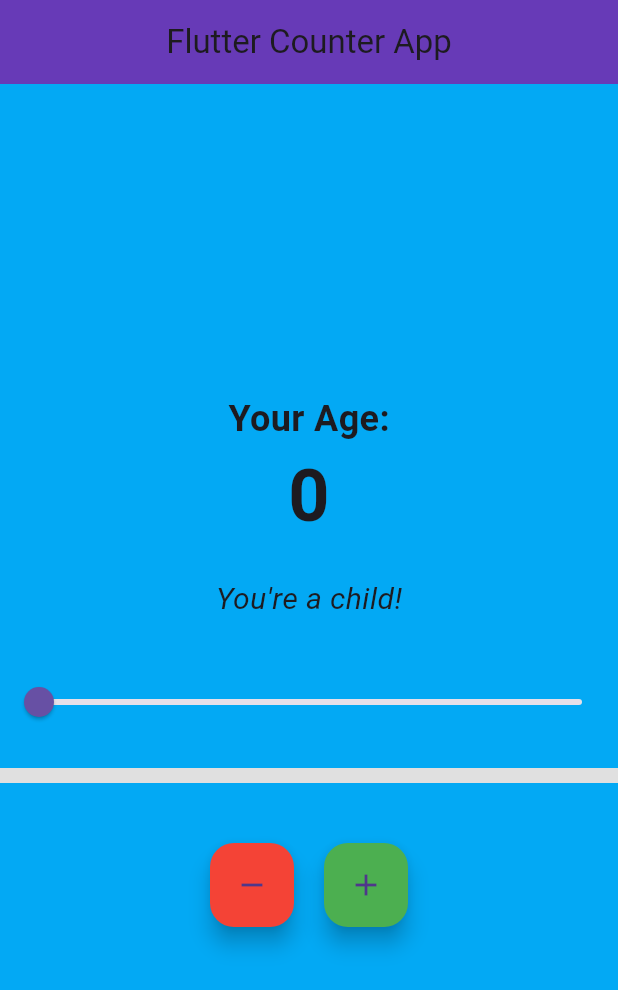
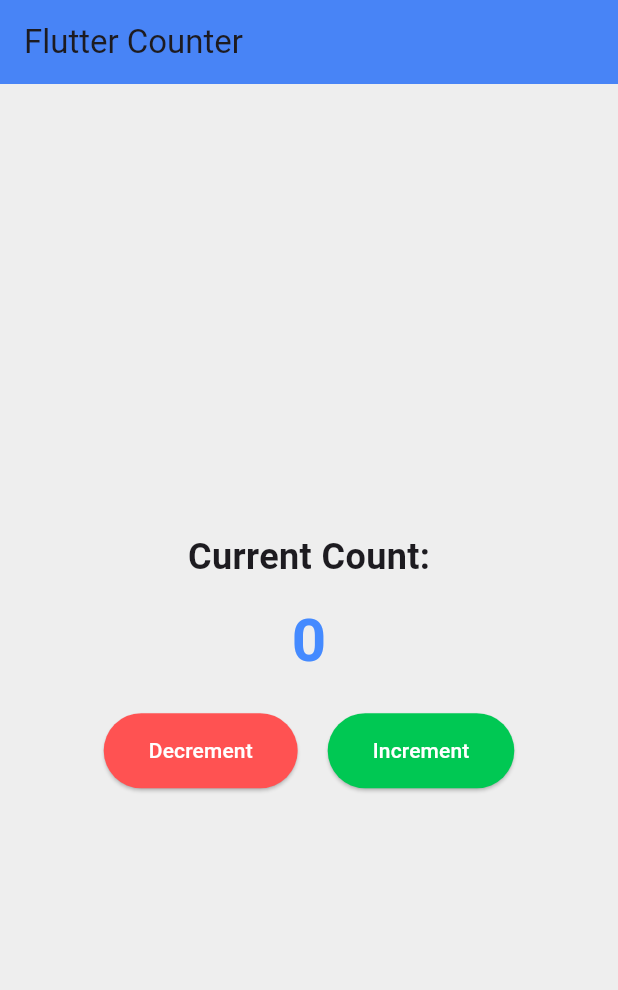
Before and after one commit to charan4112/counter_app, a Flutter app: the screen it shows after launch, on a phone screen of 412 x 824 dp. Shown: the top 990 px of the screen. Run offline on Flutter 3.47's test engine with Material 3 defaults, Android fonts, the phone set to English and light mode, and no system bars.

Commit message:
Step 4: Added HomeScreen UI with increment and decrement buttons

```diff
--- a/lib/screens/home_screen.dart
+++ b/lib/screens/home_screen.dart
@@ -11,63 +11,43 @@ class HomeScreen extends StatelessWidget {
 
     return Scaffold(
       appBar: AppBar(
-        title: const Text('Flutter Counter App'),
-        centerTitle: true,
-        backgroundColor: Colors.deepPurple,
+        title: const Text("Flutter Counter"),
+        backgroundColor: Colors.blueAccent,
+        elevation: 5,
       ),
-      body: Container(
-        width: double.infinity,
-        color: _getBackgroundColor(counterProvider.counter),
+      body: Center(
         child: Column(
           mainAxisAlignment: MainAxisAlignment.center,
           children: [
             const Text(
-              "Your Age:",
+              "Current Count:",
               style: TextStyle(fontSize: 24, fontWeight: FontWeight.bold),
             ),
+            const SizedBox(height: 10),
             Text(
               '${counterProvider.counter}',
-              style: const TextStyle(fontSize: 48, fontWeight: FontWeight.bold),
+              style: const TextStyle(fontSize: 40, fontWeight: FontWeight.bold, color: Colors.blueAccent),
             ),
             const SizedBox(height: 20),
-            Text(
-              _getMilestoneMessage(counterProvider.counter),
-              style: const TextStyle(fontSize: 20, fontStyle: FontStyle.italic),
-            ),
-            const SizedBox(height: 30),
-            Slider(
-              value: counterProvider.counter.toDouble(),
-              min: 0,
-              max: 99,
-              divisions: 99,
-              label: counterProvider.counter.toString(),
-              onChanged: (value) {
-                counterProvider.setCounter(value.toInt());
-              },
-            ),
-            const SizedBox(height: 20),
-            LinearProgressIndicator(
-              value: counterProvider.counter / 99,
-              backgroundColor: Colors.grey.shade300,
-              color: _getProgressColor(counterProvider.counter),
-              minHeight: 10,
-            ),
-            const SizedBox(height: 40),
             Row(
               mainAxisAlignment: MainAxisAlignment.center,
               children: [
-                FloatingActionButton(
-                  heroTag: "decrement",
-                  onPressed: () => counterProvider.decrement(),
-                  backgroundColor: Colors.red,
-                  child: const Icon(Icons.remove),
+                ElevatedButton(
+                  onPressed: counterProvider.decrement,
+                  style: ElevatedButton.styleFrom(
+                    backgroundColor: Colors.redAccent,
+                    padding: const EdgeInsets.symmetric(horizontal: 30, vertical: 15),
+                  ),
+                  child: const Text("Decrement", style: TextStyle(color: Colors.white)),
                 ),
                 const SizedBox(width: 20),
-                FloatingActionButton(
-                  heroTag: "increment",
-                  onPressed: () => counterProvider.increment(),
-                  backgroundColor: Colors.green,
-                  child: const Icon(Icons.add),
+                ElevatedButton(
+                  onPressed: counterProvider.increment,
+                  style: ElevatedButton.styleFrom(
+                    backgroundColor: Colors.greenAccent[700],
+                    padding: const EdgeInsets.symmetric(horizontal: 30, vertical: 15),
+                  ),
+                  child: const Text("Increment", style: TextStyle(color: Colors.white)),
                 ),
               ],
             ),
@@ -76,29 +56,4 @@ class HomeScreen extends StatelessWidget {
       ),
     );
   }
-
-  // Function to determine milestone message based on age
-  String _getMilestoneMessage(int age) {
-    if (age <= 12) return "You're a child!";
-    if (age <= 19) return "Teenager time!";
-    if (age <= 30) return "You're a young adult!";
-    if (age <= 50) return "You're an adult now!";
-    return "Golden years!";
-  }
-
-  // Function to change background color based on age
-  Color _getBackgroundColor(int age) {
-    if (age <= 12) return Colors.lightBlue;
-    if (age <= 19) return Colors.lightGreen;
-    if (age <= 30) return Colors.yellow.shade600;
-    if (age <= 50) return Colors.orange;
-    return Colors.grey.shade400;
-  }
-
-  // Function to change progress bar color
-  Color _getProgressColor(int age) {
-    if (age <= 33) return Colors.green;
-    if (age <= 67) return Colors.yellow;
-    return Colors.red;
-  }
 }
```
